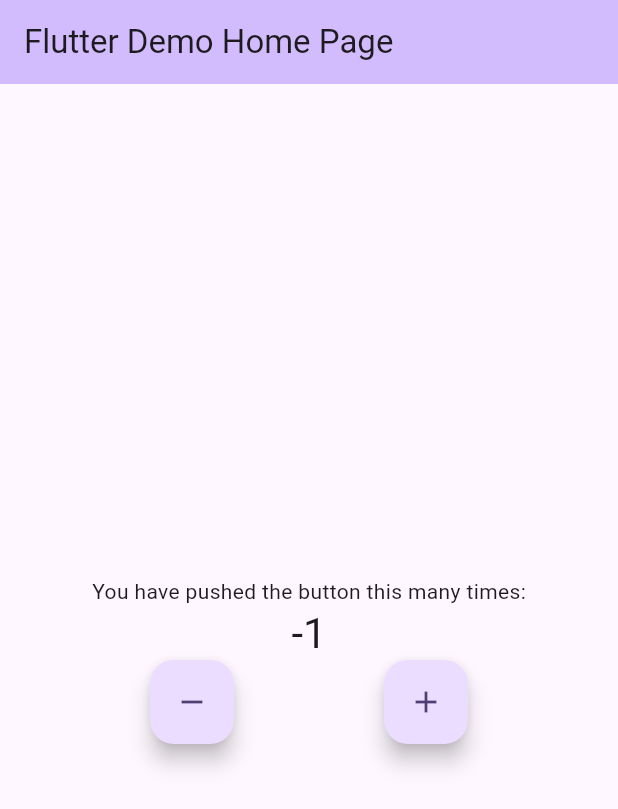
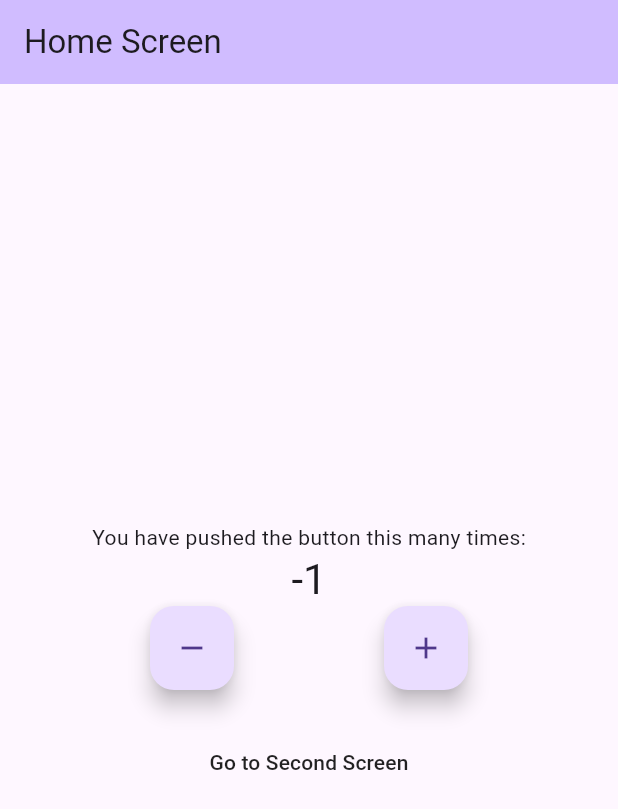
Before and after one commit to prahenstark/Bloc-Concenpts-Tut, a Flutter app: the screen it shows after launch, after a tap on the "remove" icon, on a phone screen of 412 x 824 dp. Shown: the top 809 px of the screen. Run offline on Flutter 3.47's test engine with Material 2 defaults, Android fonts, the phone set to English and light mode, and no system bars; our stand-ins replace bloc, flutter_bloc.

Commit message:
second phase commit

```diff
--- a/lib/main.dart
+++ b/lib/main.dart
@@ -1,116 +1,28 @@
 import 'package:flutter/material.dart';
-
-import 'package:flutter_application_1/cubit/counter_cubit.dart';
+import 'package:flutter_application_1/presentation/router/app_router.dart';
+import 'logic/cubit/counter_cubit.dart';
 import 'package:flutter_bloc/flutter_bloc.dart';
+import 'presentation/screens/home_screen.dart';
 
 void main() {
-  runApp(const MyApp());
+  runApp(MyApp());
 }
 
 class MyApp extends StatelessWidget {
-  const MyApp({super.key});
+  final AppRouter _appRouter = AppRouter();
 
-  // This widget is the root of your application.
   @override
   Widget build(BuildContext context) {
-    return BlocProvider(
+    return BlocProvider<CounterCubit>(
       create: (context) => CounterCubit(),
       child: MaterialApp(
         title: 'Flutter Demo',
         theme: ThemeData(
-          colorScheme: ColorScheme.fromSeed(seedColor: Colors.deepPurple),
+          primarySwatch: Colors.blue,
           useMaterial3: true,
         ),
-        home: const MyHomePage(title: 'Flutter Demo Home Page'),
+        onGenerateRoute: _appRouter.onGenerateRoute,
       ),
     );
   }
 }
-
-class MyHomePage extends StatefulWidget {
-  const MyHomePage({super.key, required this.title});
-
-  final String title;
-
-  @override
-  State<MyHomePage> createState() => _MyHomePageState();
-}
-
-class _MyHomePageState extends State<MyHomePage> {
-  // int _counter = 0;
-
-  // void _incrementCounter() {
-  //   setState(() {
-  //     _counter++;
-  //   });
-  // }
-
-  @override
-  Widget build(BuildContext context) {
-    return Scaffold(
-      appBar: AppBar(
-        backgroundColor: Theme.of(context).colorScheme.inversePrimary,
-        title: Text(widget.title),
-      ),
-      body: Center(
-        child: Column(
-          mainAxisAlignment: MainAxisAlignment.center,
-          children: <Widget>[
-            const Text(
-              'You have pushed the button this many times:',
-            ),
-            BlocConsumer<CounterCubit, CounterState>(
-              listener: (context, state) {
-                if (state.wasIncremented == true) {
-                  ScaffoldMessenger.of(context).showSnackBar(
-                    SnackBar(
-                      content: Text('Increment'),
-                      duration: Duration(milliseconds: 300),
-                    ),
-                  );
-                } else if (state.wasIncremented == false) {
-                  ScaffoldMessenger.of(context).showSnackBar(
-                    SnackBar(
-                      content: Text('Decrement'),
-                      duration: Duration(milliseconds: 300),
-                    ),
-                  );
-                }
-              },
-              builder: (context, state) {
-                return Text(
-                  state.counterValue.toString(),
-                  style: Theme.of(context).textTheme.headlineMedium,
-                );
-              },
-            ),
-            Row(
-              mainAxisAlignment: MainAxisAlignment.spaceEvenly,
-              children: [
-                FloatingActionButton(
-                  onPressed: () {
-                    BlocProvider.of<CounterCubit>(context).decrement();
-                  },
-                  tooltip: 'Decrement',
-                  child: Icon(Icons.remove),
-                ),
-                FloatingActionButton(
-                  onPressed: () {
-                    BlocProvider.of<CounterCubit>(context).increment();
-                  },
-                  tooltip: 'Increment',
-                  child: Icon(Icons.add),
-                )
-              ],
-            )
-          ],
-        ),
-      ),
-      // floatingActionButton: FloatingActionButton(
-      //   onPressed: _incrementCounter,
-      //   tooltip: 'Increment',
-      //   child: const Icon(Icons.add),
-      // ), // This trailing comma makes auto-formatting nicer for build methods.
-    );
-  }
-}
--- /dev/null
+++ b/lib/presentation/router/app_router.dart
@@ -0,0 +1,33 @@
+import 'package:flutter/cupertino.dart';
+import 'package:flutter/material.dart';
+import 'package:flutter_application_1/logic/cubit/counter_cubit.dart';
+import 'package:flutter_application_1/presentation/screens/home_screen.dart';
+import 'package:flutter_application_1/presentation/screens/second_screen.dart';
+import 'package:flutter_application_1/presentation/screens/third_screen.dart';
+import 'package:flutter_bloc/flutter_bloc.dart';
+
+class AppRouter {
+  Route onGenerateRoute(RouteSettings routeSettings) {
+    switch (routeSettings.name) {
+      case '/':
+        return MaterialPageRoute(
+            builder: (_) =>
+                HomeScreen(title: 'Home Screen', color: Colors.blueAccent));
+        break;
+      case '/second':
+        return MaterialPageRoute(
+            builder: (_) =>
+                SecondScreen(title: 'Second Screen', color: Colors.redAccent));
+        break;
+      case '/third':
+        return MaterialPageRoute(
+            builder: (_) =>
+                ThirdScreen(title: 'Third Screen', color: Colors.greenAccent));
+        break;
+      default:
+        return MaterialPageRoute(
+            builder: (_) =>
+                ThirdScreen(title: 'Third Screen', color: Colors.greenAccent));
+    }
+  }
+}
--- /dev/null
+++ b/lib/presentation/screens/home_screen.dart
@@ -0,0 +1,110 @@
+import 'package:flutter/material.dart';
+import 'package:flutter_application_1/presentation/screens/second_screen.dart';
+import '../../logic/cubit/counter_cubit.dart';
+import 'package:flutter_bloc/flutter_bloc.dart';
+
+class HomeScreen extends StatefulWidget {
+  const HomeScreen({super.key, required this.title, required this.color});
+
+  final String title;
+  final Color color;
+
+  @override
+  State<HomeScreen> createState() => _HomeScreenState();
+}
+
+class _HomeScreenState extends State<HomeScreen> {
+  // int _counter = 0;
+
+  // void _incrementCounter() {
+  //   setState(() {
+  //     _counter++;
+  //   });
+  // }
+
+  @override
+  Widget build(BuildContext context) {
+    return Scaffold(
+      appBar: AppBar(
+        backgroundColor: Theme.of(context).colorScheme.inversePrimary,
+        title: Text(widget.title),
+      ),
+      body: Center(
+        child: Column(
+          mainAxisAlignment: MainAxisAlignment.center,
+          children: <Widget>[
+            const Text(
+              'You have pushed the button this many times:',
+            ),
+            BlocConsumer<CounterCubit, CounterState>(
+              listener: (context, state) {
+                if (state.wasIncremented == true) {
+                  ScaffoldMessenger.of(context).showSnackBar(
+                    SnackBar(
+                      content: Text('Increment'),
+                      duration: Duration(milliseconds: 300),
+                    ),
+                  );
+                } else if (state.wasIncremented == false) {
+                  ScaffoldMessenger.of(context).showSnackBar(
+                    SnackBar(
+                      content: Text('Decrement'),
+                      duration: Duration(milliseconds: 300),
+                    ),
+                  );
+                }
+              },
+              builder: (context, state) {
+                return Text(
+                  state.counterValue.toString(),
+                  style: Theme.of(context).textTheme.headlineMedium,
+                );
+              },
+            ),
+            Row(
+              mainAxisAlignment: MainAxisAlignment.spaceEvenly,
+              children: [
+                FloatingActionButton(
+                  onPressed: () {
+                    BlocProvider.of<CounterCubit>(context).decrement();
+                  },
+                  tooltip: 'Decrement',
+                  child: Icon(Icons.remove),
+                ),
+                FloatingActionButton(
+                  onPressed: () {
+                    BlocProvider.of<CounterCubit>(context).increment();
+                  },
+                  tooltip: 'Increment',
+                  child: Icon(Icons.add),
+                )
+              ],
+            ),
+            SizedBox(
+              height: 24,
+            ),
+            MaterialButton(
+              child: Text("Go to Second Screen"),
+              onPressed: () {
+                Navigator.of(context).push(
+                  MaterialPageRoute(
+                      builder: (_) => BlocProvider.value(
+                            value: BlocProvider.of<CounterCubit>(context),
+                            child: SecondScreen(
+                                title: 'Second Screen',
+                                color: Colors.redAccent),
+                          )),
+                );
+              },
+            ),
+          ],
+        ),
+      ),
+      // floatingActionButton: FloatingActionButton(
+      //   onPressed: _incrementCounter,
+      //   tooltip: 'Increment',
+      //   child: const Icon(Icons.add),
+      // ), // This trailing comma makes auto-formatting nicer for build methods.
+    );
+  }
+}
```
Also changed, not shown: lib/presentation/screens/second_screen.dart (added, +109 -0 lines), lib/presentation/screens/third_screen.dart (added, +99 -0 lines), lib/logic/cubit/counter_cubit.dart (renamed from lib/cubit/counter_cubit.dart), lib/logic/cubit/counter_state.dart (renamed from lib/cubit/counter_state.dart).
